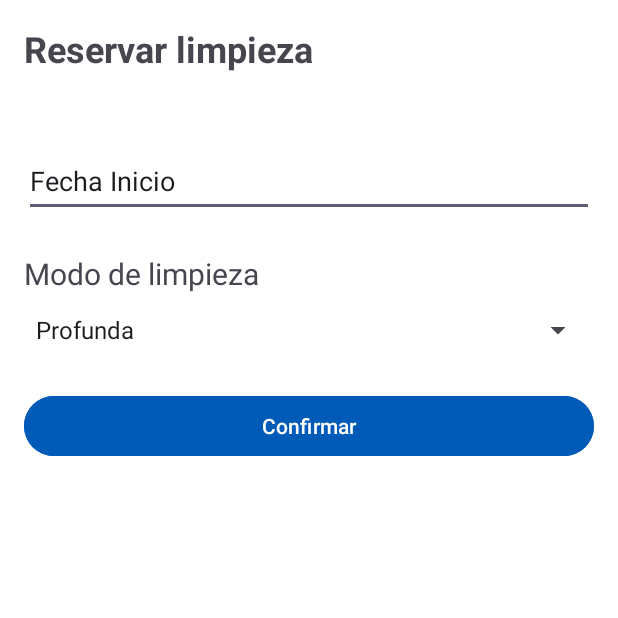
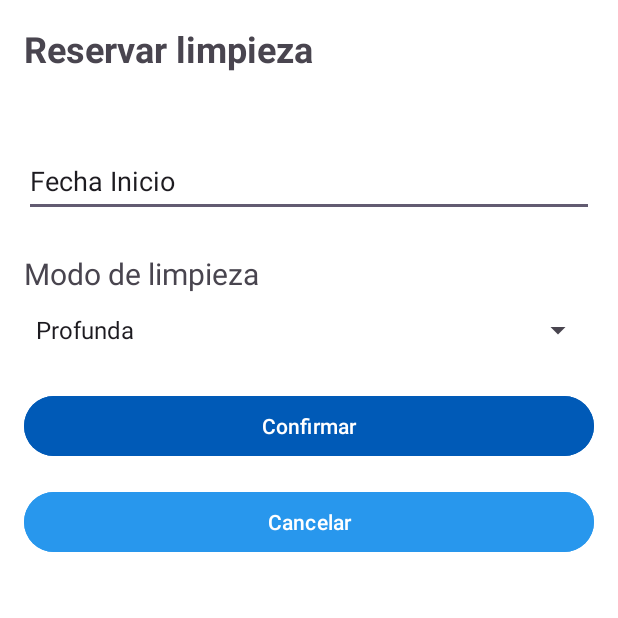
Before and after one commit to Lucasellero/servicio_limpieza, an Android app: the reservarLimpieza screen opened directly, with no data from a screen before it, on a phone screen of 412 x 824 dp, the top half of it. Run offline under Robolectric (Android 15) with nearby library versions, the phone set to English and light mode, and no system bars.

Commit message:
Entrega final 28/06/2024

```diff
--- a/app/src/main/java/com/example/servicio_limpieza/reservarLimpieza.java
+++ b/app/src/main/java/com/example/servicio_limpieza/reservarLimpieza.java
@@ -23,13 +23,15 @@ public class reservarLimpieza extends AppCompatActivity {
 
     Spinner spinnerModo;
     TextView editTextDate;
-    Button btnConfirmar, btnConfirmarPago;
+    Button btnConfirmar, btnConfirmarPago, btnCancelar;
     LinearLayout layoutDetalles;
     TextView tvNombreEmpleado, tvDuracionPrecio;
     private int propiedadId;
     private String barrio;
     private int duracionEstimada;
     private int precioEstimado;
+
+
 
     @Override
     protected void onCreate(Bundle savedInstanceState) {
@@ -38,6 +40,7 @@ public class reservarLimpieza extends AppCompatActivity {
 
         editTextDate = findViewById(R.id.editTextDate);
         btnConfirmar = findViewById(R.id.btnConfirmar);
+        btnCancelar = findViewById(R.id.btnCancelar);
         btnConfirmarPago = findViewById(R.id.btnConfirmarPago);
         layoutDetalles = findViewById(R.id.layoutDetalles);
         tvNombreEmpleado = findViewById(R.id.tvNombreEmpleado);
@@ -60,11 +63,19 @@ public class reservarLimpieza extends AppCompatActivity {
             }
         });
 
+        btnCancelar.setOnClickListener(new View.OnClickListener() {
+            @Override
+            public void onClick(View v) {
+                cancelarReserva();
+            }
+        });
+
         btnConfirmar.setOnClickListener(new View.OnClickListener() {
             @Override
             public void onClick(View v) {
                 mostrarSeccionAzul();
                 btnConfirmarPago.setVisibility(View.VISIBLE);
+                btnCancelar.setVisibility(View.GONE);
             }
         });
 
@@ -112,6 +123,13 @@ public class reservarLimpieza extends AppCompatActivity {
         // Ocultar la sección azul al confirmar el pago
         ocultarSeccionAzul();
 
+        // Volver al home
+        Intent intent = new Intent(reservarLimpieza.this, home.class);
+        intent.setFlags(Intent.FLAG_ACTIVITY_CLEAR_TOP); // Limpiar todas las actividades anteriores
+        startActivity(intent);
+    }
+
+    private void cancelarReserva() {
         // Volver al home
         Intent intent = new Intent(reservarLimpieza.this, home.class);
         intent.setFlags(Intent.FLAG_ACTIVITY_CLEAR_TOP); // Limpiar todas las actividades anteriores
--- a/app/src/main/res/layout/activity_cargar_propiedad.xml
+++ b/app/src/main/res/layout/activity_cargar_propiedad.xml
@@ -137,7 +137,7 @@
             android:layout_width="0dp"
             android:layout_height="wrap_content"
             android:layout_weight="1"
-            android:backgroundTint="#005AB7"
+            android:backgroundTint="#2897ED"
             android:text="Cancelar" />
 
         <Button
@@ -146,7 +146,7 @@
             android:layout_height="wrap_content"
             android:layout_marginStart="8dp"
             android:layout_weight="1"
-            android:backgroundTint="#2897ED"
+            android:backgroundTint="#005AB7"
             android:onClick="GetTextFromSQL"
             android:text="Aceptar" />
     </LinearLayout>
--- a/app/src/main/res/layout/activity_reservar_limpieza.xml
+++ b/app/src/main/res/layout/activity_reservar_limpieza.xml
@@ -43,6 +43,14 @@
         android:backgroundTint="#005AB7"
         android:layout_marginTop="16dp" />
 
+    <Button
+        android:id="@+id/btnCancelar"
+        android:layout_width="match_parent"
+        android:layout_height="wrap_content"
+        android:text="Cancelar"
+        android:backgroundTint="#2897ED"
+        android:layout_marginTop="16dp" />
+
     <LinearLayout
         android:id="@+id/layoutDetalles"
         android:layout_width="match_parent"
@@ -66,7 +74,7 @@
             android:layout_height="wrap_content"
             android:textColor="#FFFFFF"
             android:textSize="18dp"
-            android:text="DuraciÃ³n estimada\nPrecio estimado" />
+            android:text="Duración estimada\nPrecio estimado" />
     </LinearLayout>
 
     <Button
```
